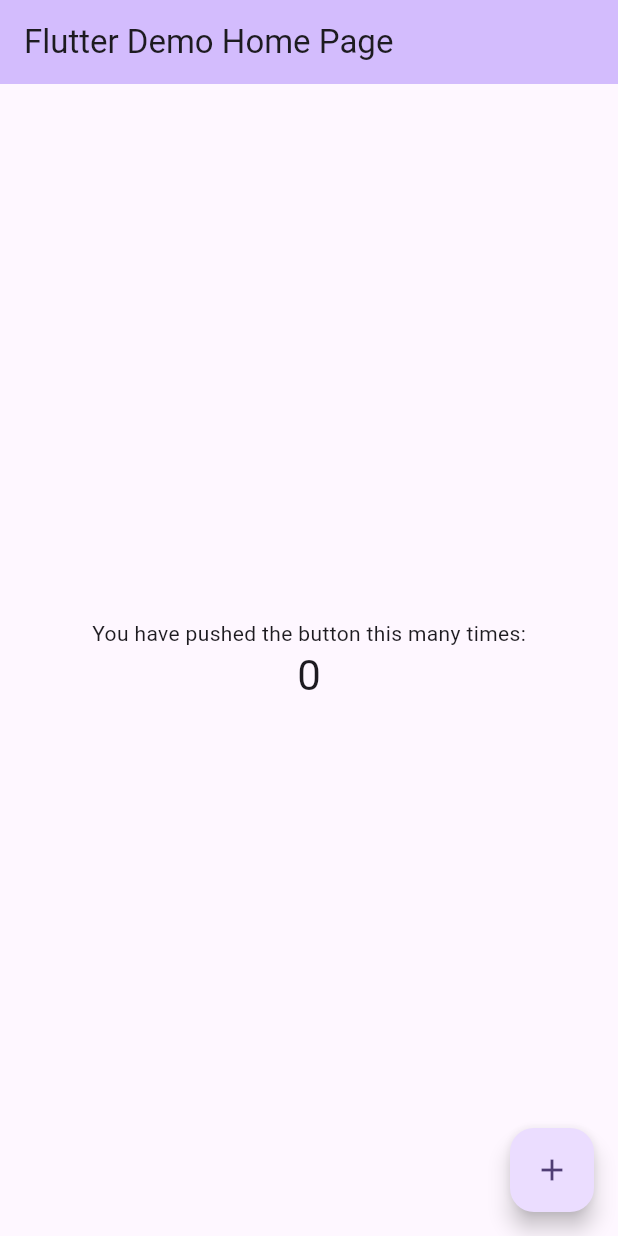
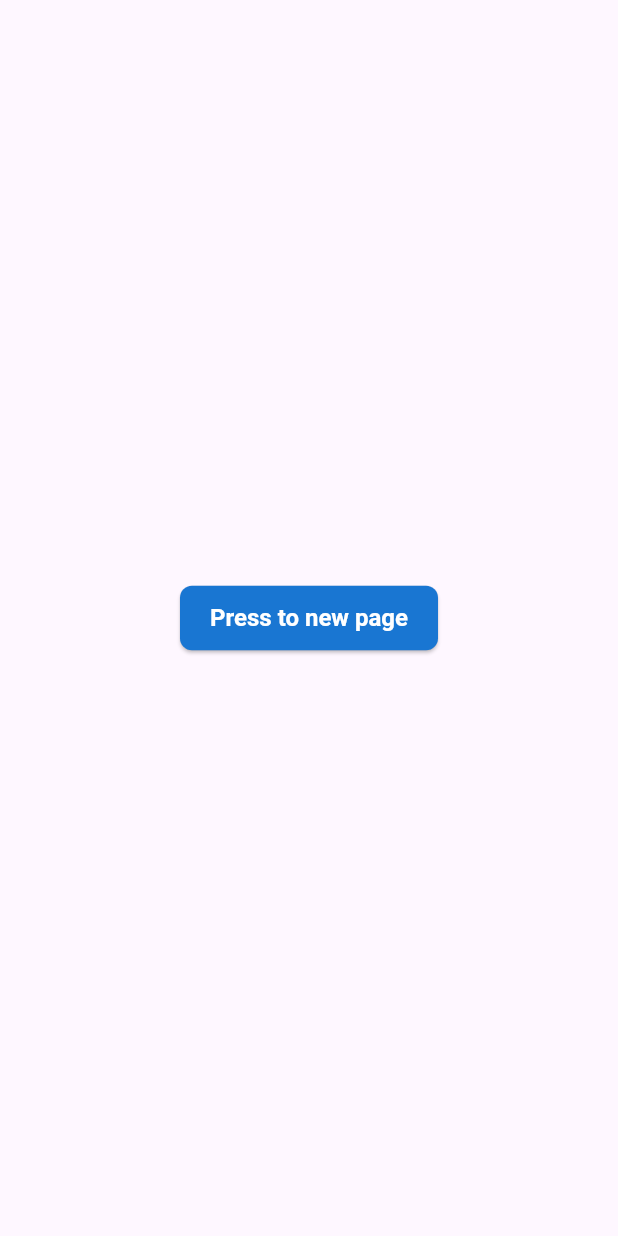
Before and after one commit to Aiswarya151/counter_app, a Flutter app: the screen it shows after launch, on a phone screen of 412 x 824 dp. Run offline on Flutter 3.47's test engine with Material 3 defaults, Android fonts, the phone set to English and light mode, and no system bars; our stand-ins replace go_router.

Commit message:
Added theme and routes

```diff
--- /dev/null
+++ b/lib/core/router/router.dart
@@ -0,0 +1,19 @@
+import 'package:counter_app/features/counter/counter_screen.dart';
+import 'package:counter_app/features/home/home_screen.dart';
+import 'package:go_router/go_router.dart';
+
+final GoRouter appRouter = GoRouter(
+  initialLocation: '/',
+  routes: [
+    GoRoute(
+      path: '/',
+      name: 'home',
+      builder: (context, state) => HomeScreen(),
+    ), // GoRoute
+    GoRoute(
+      path: '/counter',
+      name: 'counter',
+      builder: (context, state) => CounterScreen(),
+    ), // GoRoute
+  ],
+); // GoRouter
--- /dev/null
+++ b/lib/core/theme/app_bar_theme.dart
@@ -0,0 +1,11 @@
+import 'package:counter_app/core/theme/app_colors.dart';
+import 'package:flutter/material.dart';
+
+class AppAppBarTheme {
+  static const AppBarTheme appBarTheme = AppBarTheme(
+    backgroundColor: AppColors.primary,
+    foregroundColor: Colors.white,
+    elevation: 2,
+    titleTextStyle: TextStyle(fontSize: 20, fontWeight: FontWeight.bold),
+  ); // AppBarTheme
+}
--- /dev/null
+++ b/lib/core/theme/app_colors.dart
@@ -0,0 +1,11 @@
+
+
+import 'package:flutter/material.dart';
+
+class AppColors {
+  static const Color primary = Color(0xFF1976D2); // Blue
+  static const Color secondary = Color(0xFFFFA000); // Amber
+  static const Color error = Color(0xFFD32F2F); // Red
+  static const Color background = Colors.white;
+  static const Color darkBackground = Colors.black;
+}
--- /dev/null
+++ b/lib/core/theme/button_theme.dart
@@ -0,0 +1,14 @@
+import 'package:counter_app/core/theme/app_colors.dart';
+import 'package:flutter/material.dart';
+
+class AppButtonTheme {
+  static final ElevatedButtonThemeData elevatedButtonTheme = ElevatedButtonThemeData(
+    style: ElevatedButton.styleFrom(
+      backgroundColor: AppColors.primary,
+      foregroundColor: Colors.white,
+      padding: const EdgeInsets.symmetric(horizontal: 20, vertical: 12),
+      textStyle: const TextStyle(fontSize: 16, fontWeight: FontWeight.bold),
+      shape: RoundedRectangleBorder(borderRadius: BorderRadius.circular(8)),
+    ),
+  ); // ElevatedButtonThemeData
+}
--- /dev/null
+++ b/lib/core/theme/text_theme.dart
@@ -0,0 +1,9 @@
+import 'package:flutter/material.dart';
+
+class AppTextTheme {
+  static const TextTheme textTheme = TextTheme(
+    bodyLarge: TextStyle(fontSize: 16, fontWeight: FontWeight.normal),
+    bodyMedium: TextStyle(fontSize: 14, fontWeight: FontWeight.normal),
+    bodySmall: TextStyle(fontSize: 12, fontWeight: FontWeight.normal),
+  ); // TextTheme
+}
--- /dev/null
+++ b/lib/core/theme/theme.dart
@@ -0,0 +1,19 @@
+import 'package:counter_app/core/theme/app_bar_theme.dart';
+import 'package:counter_app/core/theme/button_theme.dart';
+import 'package:counter_app/core/theme/text_theme.dart';
+import 'package:flutter/material.dart';
+
+class AppTheme {
+  static ThemeData lightTheme = ThemeData(
+    brightness: Brightness.light,
+    primarySwatch: Colors.blue,
+    appBarTheme: AppAppBarTheme.appBarTheme,
+    elevatedButtonTheme: AppButtonTheme.elevatedButtonTheme,
+    textTheme: AppTextTheme.textTheme,
+  );
+
+  static ThemeData darkTheme = ThemeData(
+    brightness: Brightness.dark,
+    primarySwatch: Colors.blue,
+  );
+}
--- /dev/null
+++ b/lib/features/counter/counter_screen.dart
@@ -0,0 +1,12 @@
+import 'package:flutter/material.dart';
+
+class CounterScreen extends StatelessWidget {
+  const CounterScreen({super.key});
+
+  @override
+  Widget build(BuildContext context) {
+    return const Scaffold(
+      body: Center(child: Text('Counter'),),
+    );
+  }
+}
--- /dev/null
+++ b/lib/features/home/home_screen.dart
@@ -0,0 +1,14 @@
+import 'package:flutter/material.dart';
+import 'package:go_router/go_router.dart';
+
+class HomeScreen extends StatelessWidget {
+  const HomeScreen({super.key});
+
+  @override
+  Widget build(BuildContext context) {
+    return Scaffold(
+      body: Center(
+          child: ElevatedButton(onPressed: () {context.pushNamed('counter');}, child: Text('Press to new page'))),
+    );
+  }
+}
--- a/lib/main.dart
+++ b/lib/main.dart
@@ -1,3 +1,5 @@
+import 'package:counter_app/core/router/router.dart';
+import 'package:counter_app/core/theme/theme.dart';
 import 'package:flutter/material.dart';
 
 void main() {
@@ -10,116 +12,11 @@ class MyApp extends StatelessWidget {
   // This widget is the root of your application.
   @override
   Widget build(BuildContext context) {
-    return MaterialApp(
+    return MaterialApp.router(
       title: 'Flutter Demo',
-      theme: ThemeData(
-        // This is the theme of your application.
-        //
-        // TRY THIS: Try running your application with "flutter run". You'll see
-        // the application has a purple toolbar. Then, without quitting the app,
-        // try changing the seedColor in the colorScheme below to Colors.green
-        // and then invoke "hot reload" (save your changes or press the "hot
-        // reload" button in a Flutter-supported IDE, or press "r" if you used
-        // the command line to start the app).
-        //
-        // Notice that the counter didn't reset back to zero; the application
-        // state is not lost during the reload. To reset the state, use hot
-        // restart instead.
-        //
-        // This works for code too, not just values: Most code changes can be
-        // tested with just a hot reload.
-        colorScheme: ColorScheme.fromSeed(seedColor: Colors.deepPurple),
-        useMaterial3: true,
-      ),
-      home: const MyHomePage(title: 'Flutter Demo Home Page'),
+      theme: AppTheme.lightTheme,
+      routerConfig:appRouter
+
     );
   }
 }
-
-class MyHomePage extends StatefulWidget {
-  const MyHomePage({super.key, required this.title});
-
-  // This widget is the home page of your application. It is stateful, meaning
-  // that it has a State object (defined below) that contains fields that affect
-  // how it looks.
-
-  // This class is the configuration for the state. It holds the values (in this
-  // case the title) provided by the parent (in this case the App widget) and
-  // used by the build method of the State. Fields in a Widget subclass are
-  // always marked "final".
-
-  final String title;
-
-  @override
-  State<MyHomePage> createState() => _MyHomePageState();
-}
-
-class _MyHomePageState extends State<MyHomePage> {
-  int _counter = 0;
-
-  void _incrementCounter() {
-    setState(() {
-      // This call to setState tells the Flutter framework that something has
-      // changed in this State, which causes it to rerun the build method below
-      // so that the display can reflect the updated values. If we changed
-      // _counter without calling setState(), then the build method would not be
-      // called again, and so nothing would appear to happen.
-      _counter++;
-    });
-  }
-
-  @override
-  Widget build(BuildContext context) {
-    // This method is rerun every time setState is called, for instance as done
-    // by the _incrementCounter method above.
-    //
-    // The Flutter framework has been optimized to make rerunning build methods
-    // fast, so that you can just rebuild anything that needs updating rather
-    // than having to individually change instances of widgets.
-    return Scaffold(
-      appBar: AppBar(
-        // TRY THIS: Try changing the color here to a specific color (to
-        // Colors.amber, perhaps?) and trigger a hot reload to see the AppBar
-        // change color while the other colors stay the same.
-        backgroundColor: Theme.of(context).colorScheme.inversePrimary,
-        // Here we take the value from the MyHomePage object that was created by
-        // the App.build method, and use it to set our appbar title.
-        title: Text(widget.title),
-      ),
-      body: Center(
-        // Center is a layout widget. It takes a single child and positions it
-        // in the middle of the parent.
-        child: Column(
-          // Column is also a layout widget. It takes a list of children and
-          // arranges them vertically. By default, it sizes itself to fit its
-          // children horizontally, and tries to be as tall as its parent.
-          //
-          // Column has various properties to control how it sizes itself and
-          // how it positions its children. Here we use mainAxisAlignment to
-          // center the children vertically; the main axis here is the vertical
-          // axis because Columns are vertical (the cross axis would be
-          // horizontal).
-          //
-          // TRY THIS: Invoke "debug painting" (choose the "Toggle Debug Paint"
-          // action in the IDE, or press "p" in the console), to see the
-          // wireframe for each widget.
-          mainAxisAlignment: MainAxisAlignment.center,
-          children: <Widget>[
-            const Text(
-              'You have pushed the button this many times:',
-            ),
-            Text(
-              '$_counter',
-              style: Theme.of(context).textTheme.headlineMedium,
-            ),
-          ],
-        ),
-      ),
-      floatingActionButton: FloatingActionButton(
-        onPressed: _incrementCounter,
-        tooltip: 'Increment',
-        child: const Icon(Icons.add),
-      ), // This trailing comma makes auto-formatting nicer for build methods.
-    );
-  }
-}
--- a/pubspec.yaml
+++ b/pubspec.yaml
@@ -34,6 +34,7 @@ dependencies:
   # The following adds the Cupertino Icons font to your application.
   # Use with the CupertinoIcons class for iOS style icons.
   cupertino_icons: ^1.0.8
+  go_router: ^14.8.1
 
 dev_dependencies:
   flutter_test:
```
Also changed, not shown: pubspec.lock.
